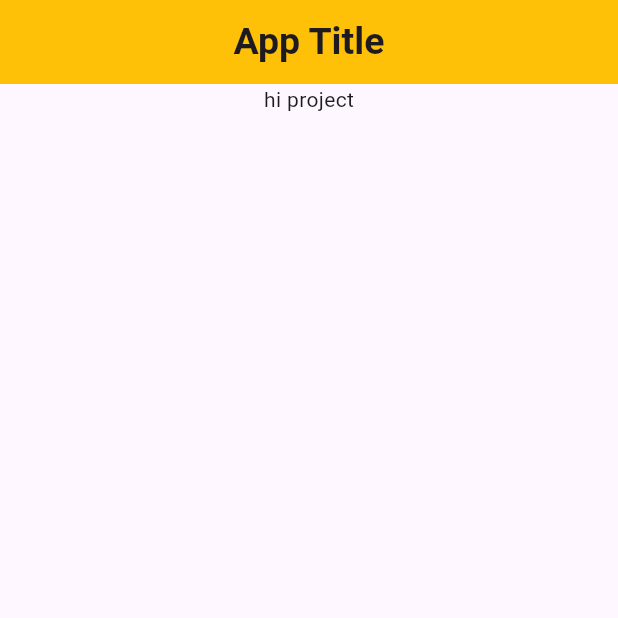
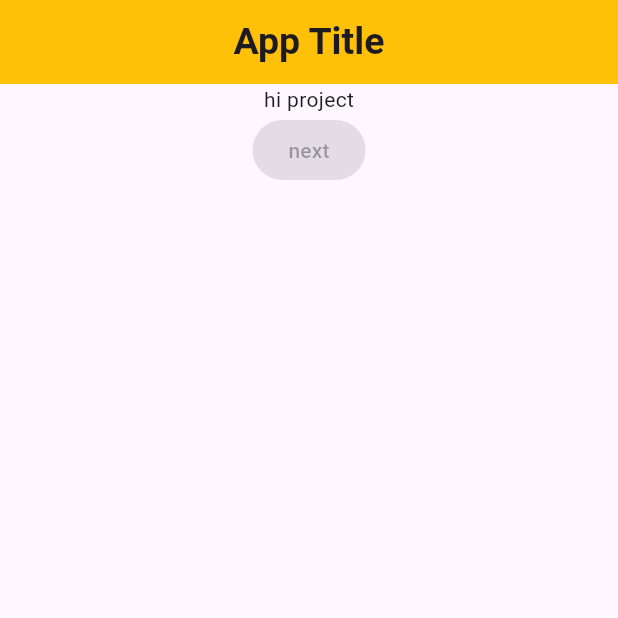
Before and after one commit to Sithmi2001/CA_App, a Flutter app: the screen it shows after launch, on a phone screen of 412 x 824 dp, the top half of it. Run offline on Flutter 3.47's test engine with Material 3 defaults, Android fonts, the phone set to English and light mode, and no system bars.

Commit message:
add Button

```diff
--- a/lib/main.dart
+++ b/lib/main.dart
@@ -41,7 +41,15 @@ class _AppBodyState extends State<AppBody> {
           // Start Project
 
 children: [
-  Text(" hi project ")
+  Column(
+    children: [
+      Text(" hi project "),
+      ElevatedButton(onPressed: null, child: Text(
+        "next"
+      )
+      )
+    ],
+  )
 ],
 
 
```
